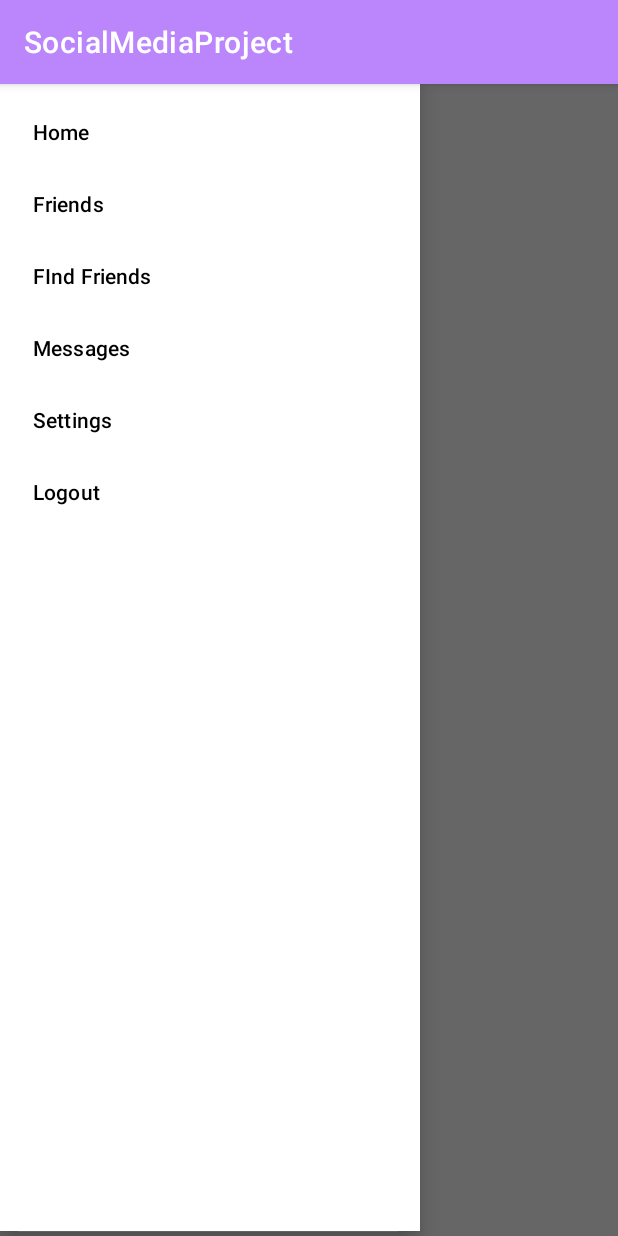
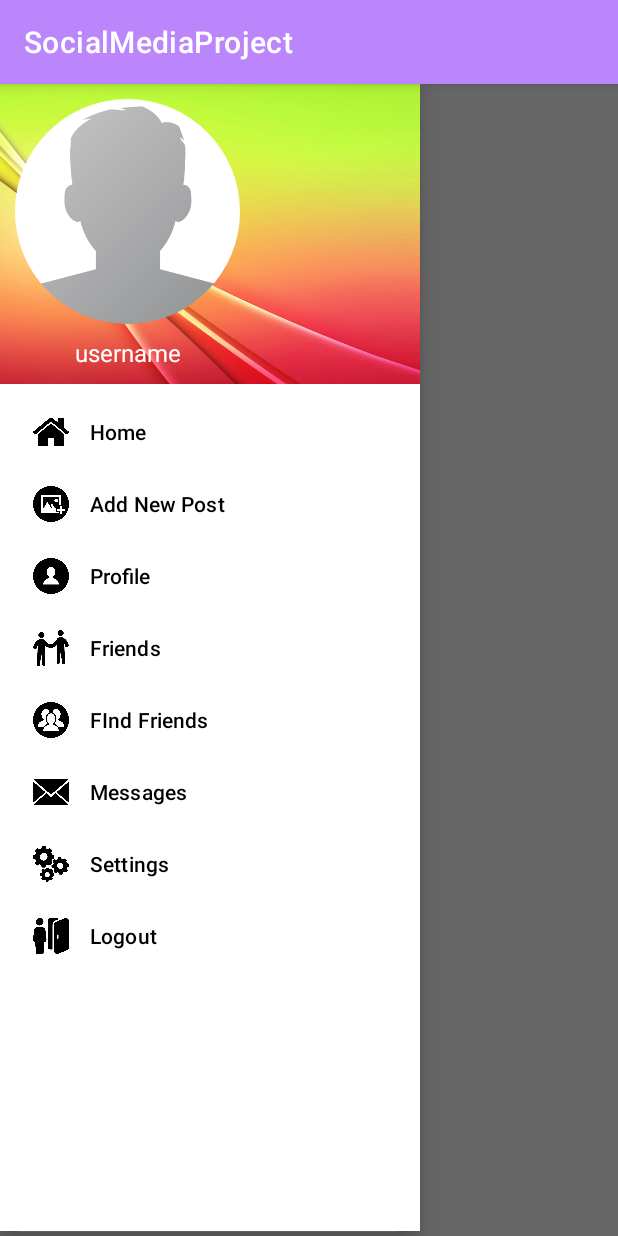
Before and after one commit to TibaAlanssari/RecycleApp, an Android app: the screen it shows after launch (MainActivity), in the side drawer, after a tap on "Friends", on a phone screen of 412 x 824 dp. Run offline under Robolectric (Android 15) with nearby library versions, the phone set to English and light mode, and no system bars; our stand-ins replace CircleImageView.

Commit message:
vid 4 - added logos and user profile

```diff
--- a/app/src/main/java/com/example/socialmediaproject/MainActivity.java
+++ b/app/src/main/java/com/example/socialmediaproject/MainActivity.java
@@ -24,20 +24,20 @@ public class MainActivity extends AppCompatActivity {
         super.onCreate(savedInstanceState);
         setContentView(R.layout.activity_main);
 
-      /*  drawerLayout = (DrawerLayout)  findViewById(R.id.adjust_height); // to be fixed later
-        navigationView = (NavigationView)findViewById(R.id.adjust_height); // to be fixed later
+        drawerLayout = (DrawerLayout)  findViewById(R.id.drawable_layout);
+        navigationView = (NavigationView)findViewById(R.id.navigation_view); // to be fixed later
         View navView = navigationView.inflateHeaderView(R.layout.navigation_header);
 
         navigationView.setNavigationItemSelectedListener(new NavigationView.OnNavigationItemSelectedListener() {
             @Override
             public boolean onNavigationItemSelected(@NonNull MenuItem item) {
-                //UserMenuSelector(item); to be added later
+                UserMenuSelector(item);
                 return false;
             }
         });
     }
 
-    /*private void UserMenuSelector(MenuItem item) {
+    private void UserMenuSelector(MenuItem item) {
         switch(item.getItemId()){
             case R.id.nav_profile:
                 Toast.makeText(this, "Profile", Toast.LENGTH_SHORT).show();
@@ -66,6 +66,6 @@ public class MainActivity extends AppCompatActivity {
             case R.id.nav_Logout:
                 Toast.makeText(this, "Logout", Toast.LENGTH_SHORT).show();
                 break;
-        } */
+        }
     }
 }
--- a/app/src/main/res/layout/activity_main.xml
+++ b/app/src/main/res/layout/activity_main.xml
@@ -2,6 +2,7 @@
 <androidx.drawerlayout.widget.DrawerLayout xmlns:android="http://schemas.android.com/apk/res/android"
     xmlns:app="http://schemas.android.com/apk/res-auto"
     xmlns:tools="http://schemas.android.com/tools"
+    android:id="@+id/drawable_layout"
     android:layout_width="match_parent"
     android:layout_height="match_parent"
     tools:context="com.example.socialmediaproject.MainActivity">
@@ -15,8 +16,8 @@
             android:layout_width="match_parent"
             android:layout_height="match_parent"
             android:layout_alignParentStart="true"
-            android:layout_alignParentTop="true"
-            android:layout_alignParentLeft="true">
+            android:layout_alignParentLeft="true"
+            android:layout_alignParentTop="true">
 
             <androidx.recyclerview.widget.RecyclerView
                 android:id="@+id/all_users_post_list"
@@ -26,11 +27,11 @@
     </RelativeLayout>
 
     <com.google.android.material.navigation.NavigationView
+        android:id="@+id/navigation_view"
         android:layout_width="wrap_content"
         android:layout_height="match_parent"
         android:layout_gravity="start"
         android:layout_marginBottom="3dp"
-        app:menu="@menu/navigation_menu">
-    </com.google.android.material.navigation.NavigationView>
+        app:menu="@menu/navigation_menu"></com.google.android.material.navigation.NavigationView>
 
 </androidx.drawerlayout.widget.DrawerLayout>
--- a/app/src/main/res/menu/navigation_menu.xml
+++ b/app/src/main/res/menu/navigation_menu.xml
@@ -2,25 +2,42 @@
 <menu xmlns:android="http://schemas.android.com/apk/res/android">
     <item
         android:id="@+id/nav_home"
-        android:title="Home"/>
+        android:title="Home"
+        android:icon="@drawable/home"/>
+
+    <item
+        android:id="@+id/nav_post"
+        android:title="Add New Post"
+        android:icon="@drawable/add_post"/>
+
+    <item
+        android:id="@+id/nav_profile"
+        android:title="Profile"
+        android:icon="@drawable/profile_icon"/>
 
     <item
         android:id="@+id/nav_friends"
-        android:title="Friends"/>
+        android:title="Friends"
+        android:icon="@drawable/friends"
+        />
 
     <item
         android:id="@+id/nav_find_friends"
-        android:title="FInd Friends"/>
+        android:title="FInd Friends"
+        android:icon="@drawable/find_people"/>
 
     <item
         android:id="@+id/nav_messages"
-        android:title="Messages"/>
+        android:title="Messages"
+        android:icon="@drawable/messages"/>
 
     <item
         android:id="@+id/nav_settings"
-        android:title="Settings"/>
+        android:title="Settings"
+        android:icon="@drawable/settings"/>
 
     <item
         android:id="@+id/nav_Logout"
-        android:title="Logout"/>
+        android:title="Logout"
+        android:icon="@drawable/logout"/>
 </menu>
```
